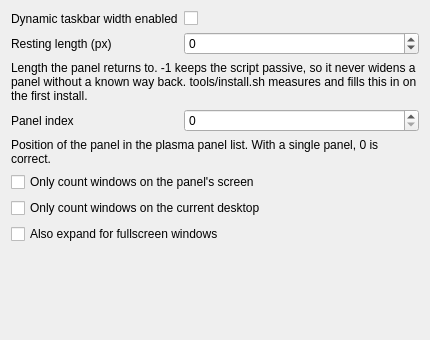
This is package/contents/ui/config.ui in JustRisu/dynamic-taskbar-width as Qt 5 draws it before an edit. The edited form follows.
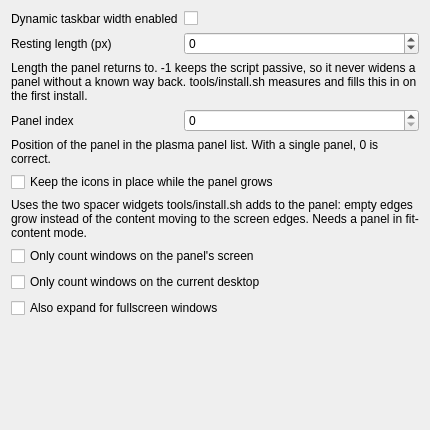
This is the edited form.

Commit message: Keep the icons in place while the panel grows

What changed in the file:
```diff
--- a/package/contents/ui/config.ui
+++ b/package/contents/ui/config.ui
@@ -7,7 +7,7 @@
     <x>0</x>
     <y>0</y>
     <width>430</width>
-    <height>340</height>
+    <height>430</height>
    </rect>
   </property>
   <layout class="QFormLayout" name="formLayout">
@@ -83,20 +83,37 @@
     </widget>
    </item>
    <item row="5" column="0" colspan="2">
+    <widget class="QCheckBox" name="kcfg_pinIcons">
+     <property name="text">
+      <string>Keep the icons in place while the panel grows</string>
+     </property>
+    </widget>
+   </item>
+   <item row="6" column="0" colspan="2">
+    <widget class="QLabel" name="hintPinIcons">
+     <property name="text">
+      <string>Uses the two spacer widgets tools/install.sh adds to the panel: empty edges grow instead of the content moving to the screen edges. Needs a panel in fit-content mode.</string>
+     </property>
+     <property name="wordWrap">
+      <bool>true</bool>
+     </property>
+    </widget>
+   </item>
+   <item row="7" column="0" colspan="2">
     <widget class="QCheckBox" name="kcfg_onlyPanelScreen">
      <property name="text">
       <string>Only count windows on the panel's screen</string>
      </property>
     </widget>
    </item>
-   <item row="6" column="0" colspan="2">
+   <item row="8" column="0" colspan="2">
     <widget class="QCheckBox" name="kcfg_sameDesktopOnly">
      <property name="text">
       <string>Only count windows on the current desktop</string>
      </property>
     </widget>
    </item>
-   <item row="7" column="0" colspan="2">
+   <item row="9" column="0" colspan="2">
     <widget class="QCheckBox" name="kcfg_includeFullscreen">
      <property name="text">
       <string>Also expand for fullscreen windows</string>
```
The commit also changes 8 other files.
